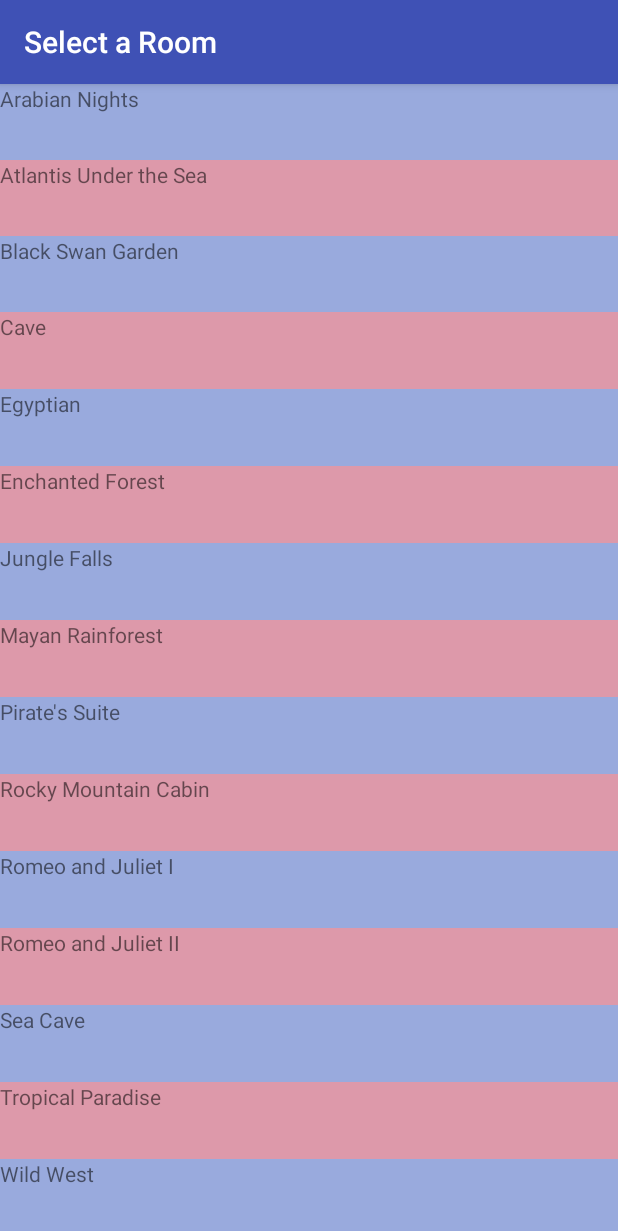
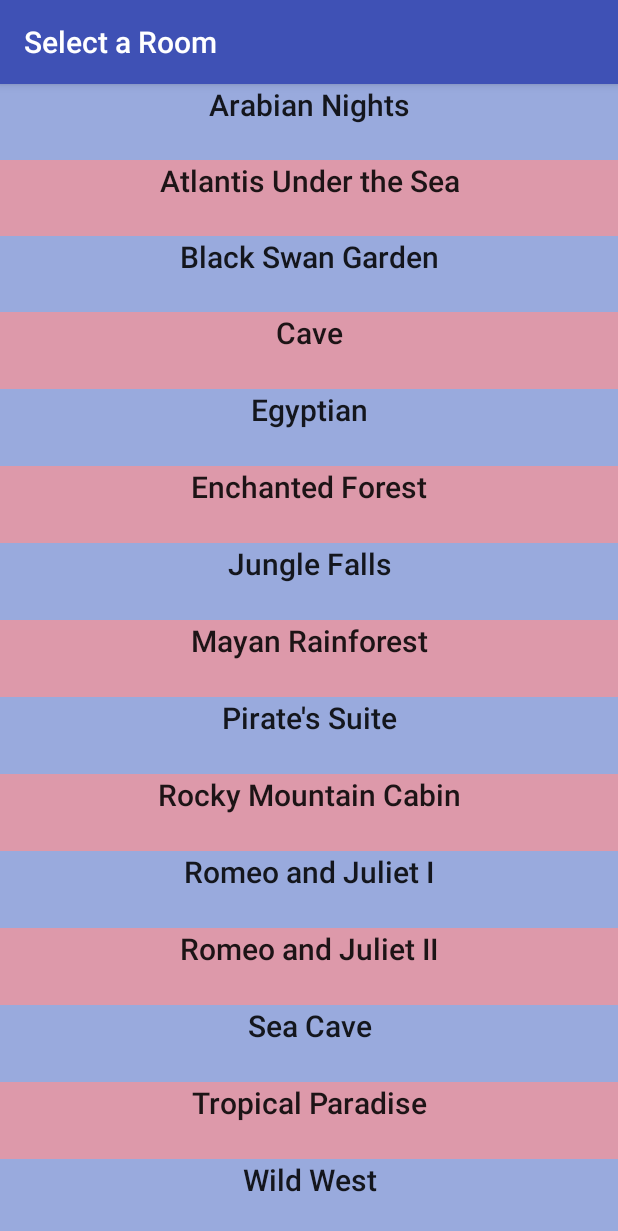
Before and after one commit to jasonchio/DestinationsInn, an Android app: the BlackSwan screen opened directly, with no data from a screen before it, on a phone screen of 412 x 824 dp. Shown: the top 1231 px of the screen. Run offline under Robolectric (Android 15) with nearby library versions, the phone set to English and light mode, and no system bars.

Commit message:
Styling changes

```diff
--- a/app/src/main/res/layout/activity_black_swan.xml
+++ b/app/src/main/res/layout/activity_black_swan.xml
@@ -8,153 +8,168 @@
     android:orientation="vertical">
 
     <TextView
+        android:id="@+id/arabian"
         android:layout_width="match_parent"
         android:layout_height="0dp"
         android:layout_weight="1"
-        android:id="@+id/arabian"
         android:background="#99aadd"
+        android:onClick="openArabianNights"
         android:text="Arabian Nights"
-        android:onClick="openArabianNights"
-        />
+        android:textAlignment="center"
+        android:textAppearance="@android:style/TextAppearance.DeviceDefault.Widget.ActionMode.Title" />
 
     <TextView
+        android:id="@+id/atlantis"
         android:layout_width="match_parent"
         android:layout_height="0dp"
         android:layout_weight="1"
-        android:id="@+id/atlantis"
         android:background="#dd99aa"
+        android:onClick="openAtlantis"
         android:text="Atlantis Under the Sea"
-        android:onClick="openAtlantis"
-        />
+        android:textAlignment="center"
+        android:textAppearance="@android:style/TextAppearance.DeviceDefault.Widget.ActionMode.Title" />
 
     <TextView
+        android:id="@+id/garden"
         android:layout_width="match_parent"
         android:layout_height="0dp"
         android:layout_weight="1"
-        android:id="@+id/garden"
         android:background="#99aadd"
+        android:onClick="openGarden"
         android:text="Black Swan Garden"
-        android:onClick="openGarden"
-        />
+        android:textAlignment="center"
+        android:textAppearance="@android:style/TextAppearance.DeviceDefault.Widget.ActionMode.Title" />
 
     <TextView
+        android:id="@+id/cave"
         android:layout_width="match_parent"
         android:layout_height="0dp"
         android:layout_weight="1"
-        android:id="@+id/cave"
         android:background="#dd99aa"
+        android:onClick="openCave"
         android:text="Cave"
-        android:onClick="openCave"
-        />
+        android:textAlignment="center"
+        android:textAppearance="@android:style/TextAppearance.DeviceDefault.Widget.ActionMode.Title" />
 
     <TextView
+        android:id="@+id/egyptian"
         android:layout_width="match_parent"
         android:layout_height="0dp"
         android:layout_weight="1"
-        android:id="@+id/egyptian"
         android:background="#99aadd"
+        android:onClick="openEgyptian"
         android:text="Egyptian"
-        android:onClick="openEgyptian"
-        />
+        android:textAlignment="center"
+        android:textAppearance="@android:style/TextAppearance.DeviceDefault.Widget.ActionMode.Title" />
 
     <TextView
+        android:id="@+id/enchanted"
         android:layout_width="match_parent"
         android:layout_height="0dp"
         android:layout_weight="1"
-        android:id="@+id/enchanted"
         android:background="#dd99aa"
+        android:onClick="openEnchanted"
         android:text="Enchanted Forest"
-        android:onClick="openEnchanted"
-        />
+        android:textAlignment="center"
+        android:textAppearance="@android:style/TextAppearance.DeviceDefault.Widget.ActionMode.Title" />
 
     <TextView
+        android:id="@+id/jungle"
         android:layout_width="match_parent"
         android:layout_height="0dp"
         android:layout_weight="1"
-        android:id="@+id/jungle"
         android:background="#99aadd"
+        android:onClick="openJungle"
         android:text="Jungle Falls"
-        android:onClick="openJungle"
-        />
+        android:textAlignment="center"
+        android:textAppearance="@android:style/TextAppearance.DeviceDefault.Widget.ActionMode.Title" />
 
     <TextView
+        android:id="@+id/mayan"
         android:layout_width="match_parent"
         android:layout_height="0dp"
         android:layout_weight="1"
-        android:id="@+id/mayan"
         android:background="#dd99aa"
+        android:onClick="openMayan"
         android:text="Mayan Rainforest"
-        android:onClick="openMayan"
-        />
+        android:textAlignment="center"
+        android:textAppearance="@android:style/TextAppearance.DeviceDefault.Widget.ActionMode.Title" />
 
     <TextView
+        android:id="@+id/pirates"
         android:layout_width="match_parent"
         android:layout_height="0dp"
         android:layout_weight="1"
-        android:id="@+id/pirates"
         android:background="#99aadd"
+        android:onClick="openPirates"
         android:text="Pirate's Suite"
-        android:onClick="openPirates"
-        />
+        android:textAlignment="center"
+        android:textAppearance="@android:style/TextAppearance.DeviceDefault.Widget.ActionMode.Title" />
 
     <TextView
+        android:id="@+id/cabin"
         android:layout_width="match_parent"
         android:layout_height="0dp"
         android:layout_weight="1"
-        android:id="@+id/cabin"
         android:background="#dd99aa"
+        android:onClick="openCabin"
         android:text="Rocky Mountain Cabin"
-        android:onClick="openCabin"
-        />
+        android:textAlignment="center"
+        android:textAppearance="@android:style/TextAppearance.DeviceDefault.Widget.ActionMode.Title" />
 
     <TextView
+        android:id="@+id/rji"
         android:layout_width="match_parent"
         android:layout_height="0dp"
         android:layout_weight="1"
-        android:id="@+id/rji"
         android:background="#99aadd"
+        android:onClick="openRJI"
         android:text="Romeo and Juliet I"
-        android:onClick="openRJI"
-        />
+        android:textAlignment="center"
+        android:textAppearance="@android:style/TextAppearance.DeviceDefault.Widget.ActionMode.Title" />
 
     <TextView
+        android:id="@+id/rjii"
         android:layout_width="match_parent"
         android:layout_height="0dp"
         android:layout_weight="1"
-        android:id="@+id/rjii"
         android:background="#dd99aa"
+        android:onClick="openRJII"
         android:text="Romeo and Juliet II"
-        android:onClick="openRJII"
-        />
+        android:textAlignment="center"
+        android:textAppearance="@android:style/TextAppearance.DeviceDefault.Widget.ActionMode.Title" />
 
     <TextView
+        android:id="@+id/seaCave"
         android:layout_width="match_parent"
         android:layout_height="0dp"
         android:layout_weight="1"
-        android:id="@+id/seaCave"
         android:background="#99aadd"
+        android:onClick="openSeaCave"
         android:text="Sea Cave"
-        android:onClick="openSeaCave"
-        />
+        android:textAlignment="center"
+        android:textAppearance="@android:style/TextAppearance.DeviceDefault.Widget.ActionMode.Title" />
 
     <TextView
+        android:id="@+id/tropical"
         android:layout_width="match_parent"
         android:layout_height="0dp"
         android:layout_weight="1"
-        android:id="@+id/tropical"
         android:background="#dd99aa"
+        android:onClick="openTropical"
         android:text="Tropical Paradise"
-        android:onClick="openTropical"
-        />
+        android:textAlignment="center"
+        android:textAppearance="@android:style/TextAppearance.DeviceDefault.Widget.ActionMode.Title" />
 
     <TextView
+        android:id="@+id/wildWest"
         android:layout_width="match_parent"
         android:layout_height="0dp"
         android:layout_weight="1"
-        android:id="@+id/wildWest"
         android:background="#99aadd"
+        android:onClick="openWildWest"
         android:text="Wild West"
-        android:onClick="openWildWest"
-        />
+        android:textAlignment="center"
+        android:textAppearance="@android:style/TextAppearance.DeviceDefault.Widget.ActionMode.Title" />
 
 </LinearLayout>
--- a/app/src/main/res/layout/activity_main.xml
+++ b/app/src/main/res/layout/activity_main.xml
@@ -9,23 +9,29 @@
     >
 
     <TextView
+        android:id="@+id/destinations"
         android:layout_width="match_parent"
         android:layout_height="0dp"
         android:layout_weight="1"
-        android:id="@+id/destinations"
         android:background="#99aadd"
+        android:onClick="openDestinations"
+        android:paddingTop="100dp"
         android:text="Destinations Inn"
-        android:onClick="openDestinations"
-        />
+        android:textAlignment="center"
+        android:textAppearance="@android:style/TextAppearance.DeviceDefault.Widget.ActionMode.Title"
+        android:textSize="30sp" />
 
     <TextView
+        android:id="@+id/blackswan"
         android:layout_width="match_parent"
         android:layout_height="0dp"
         android:layout_weight="1"
-        android:id="@+id/blackswan"
         android:background="#dd99aa"
+        android:onClick="openBlackSwan"
+        android:paddingTop="100dp"
         android:text="Black Swan Inn"
-        android:onClick="openBlackSwan"
-        />
+        android:textAlignment="center"
+        android:textAppearance="@android:style/TextAppearance.DeviceDefault.Widget.ActionMode.Title"
+        android:textSize="30sp" />
 
 </LinearLayout>
--- a/app/src/main/res/values/strings.xml
+++ b/app/src/main/res/values/strings.xml
@@ -7,11 +7,14 @@
     <string name="arabia">Welcome to Arabia</string>
     <string name="athens">Welcome to Athens</string>
     <string name="congo">Welcome to Congo</string>
+    <string name="egypt">Welcome to Egypt</string>
+    <string name="england">Welcome to England</string>
+    <string name="hawaii">Welcome to Hawaii</string>
+    <string name="morocco">Welcome to Morocco</string>
     <string name="rome">Welcome to Rome</string>
     <string name="newyork">Welcome to New York</string>
     <string name="paris">Welcome to Paris</string>
     <string name="rio">Welcome to Rio de Janeiro</string>
-    <string name="rome">Welcome to Rome</string>
     <string name="thailand">Welcome to Thailand</string>
     <string name="venice">Welcome to Venice</string>
     <string name="title_feature_list">Details</string>
```
